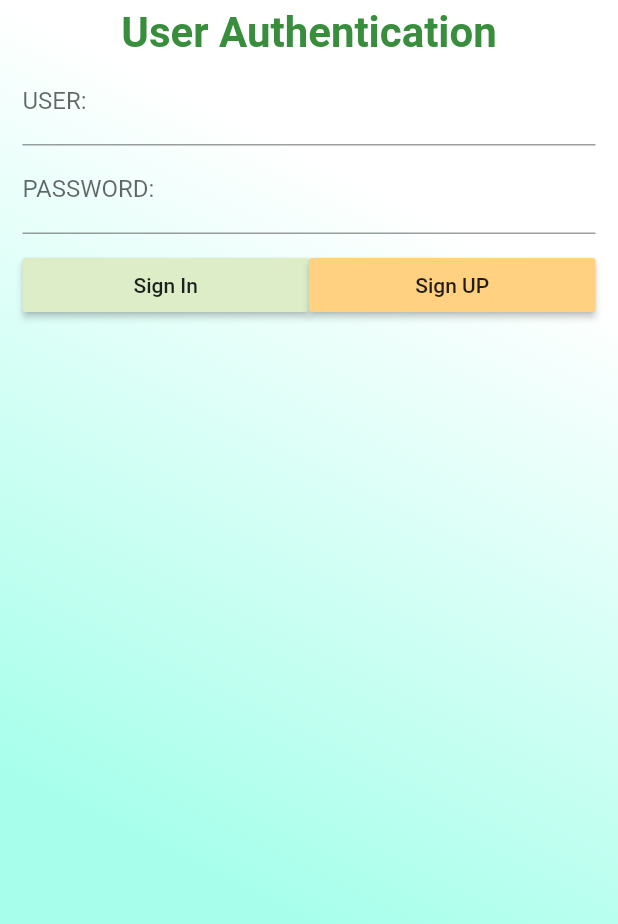
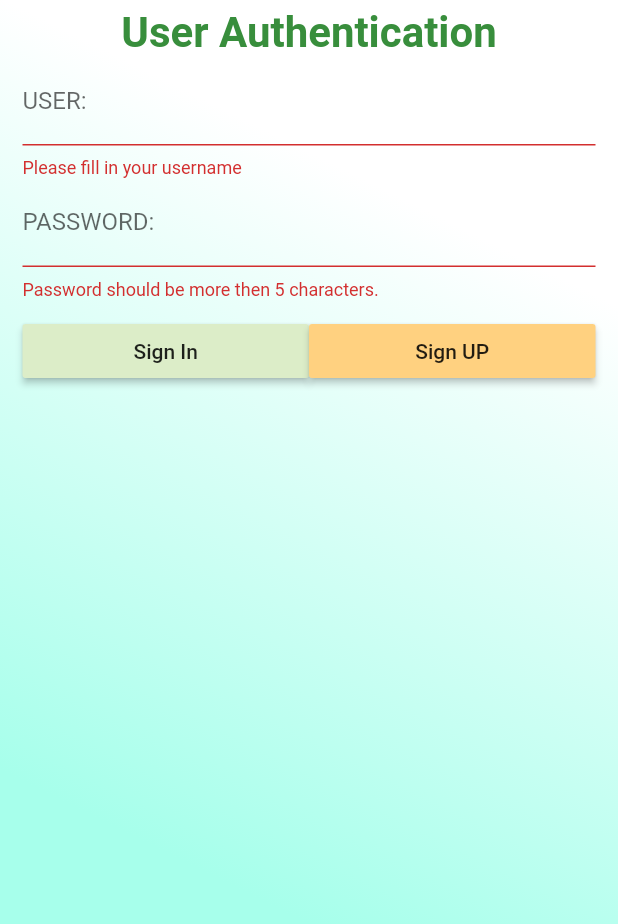
Before and after one commit to auld100/prj01, a Flutter app: the screen it shows after launch, after a tap on "Sign In", on a phone screen of 412 x 824 dp, the part 312-1236 px from its top. Run offline on Flutter 3.47's test engine with Material 2 defaults, Android fonts, the phone set to English and light mode, and no system bars.

Commit message:
update 4

```diff
--- a/lib/screens/authen.dart
+++ b/lib/screens/authen.dart
@@ -1,5 +1,7 @@
 import 'package:flutter/material.dart';
 import 'package:prj01/screens/register.dart';
+import 'package:http/http.dart' show get;
+import 'dart:convert';
 
 class Authen extends StatefulWidget {
   @override
@@ -7,6 +9,9 @@ class Authen extends StatefulWidget {
 }
 
 class _AuthenState extends State<Authen> {
+  final formKey = GlobalKey<FormState>();
+  String user, password;
+
   Widget showTitle(String nText, double nFsize) {
     return Text(
       nText,
@@ -24,14 +29,30 @@ class _AuthenState extends State<Authen> {
   Widget showUser() {
     return TextFormField(
       decoration: InputDecoration(labelText: "USER: ", hintText: "Username"),
+      validator: (String value) {
+        if (value.length == 0) {
+          return "Please fill in your username";
+        }
+      },
+      onSaved: (String value) {
+        user = value;
+      },
     );
   }
 
   Widget showPassword() {
-    return TextField(
+    return TextFormField(
       decoration:
           InputDecoration(labelText: "PASSWORD: ", hintText: "Password"),
+      validator: (String value) {
+        if (value.length <= 5) {
+          return "Password should be more then 5 characters.";
+        }
+      },
       obscureText: true,
+      onSaved: (String value) {
+        password = value;
+      },
     );
   }
 
@@ -55,16 +76,35 @@ class _AuthenState extends State<Authen> {
       child: Text("Sign In"),
       color: Colors.lightGreen[100],
       onPressed: () {
-        print("You Click SignUp");
+        print("You Click SignIn");
+        if (formKey.currentState.validate()) {
+          formKey.currentState.save();
+          print("SignIn OK");
+          checkUserAndPassword();
+        }
       },
     );
+  }
+
+  void checkUserAndPassword() async {
+    String urlPHP =
+        'http://www.androidthai.in.th/tid/getUserWhereUserMaster.php?isAdd=true&User=$user';
+    var response = await get(urlPHP);
+    var resultString = json.decode(response.body);
+    print('resultString ==> $resultString');
+    if (resultString['Password'].toString() == password.toString()) {
+      //Create POP
+      print("login ok.");
+    }
   }
 
   @override
   Widget build(BuildContext context) {
     return Scaffold(
       resizeToAvoidBottomPadding: false,
-        body: Container(
+      body: Form(
+        key: formKey,
+        child: Container(
           decoration: BoxDecoration(
               gradient: LinearGradient(
                   colors: [Colors.tealAccent[100], Colors.white],
@@ -104,6 +144,9 @@ class _AuthenState extends State<Authen> {
                   ))
               //showTitle("", 16.0)
             ],
-            )));
+          ),
+        ),
+      ),
+    );
   }
 }
```
Lines whose indentation alone changed are shown as unchanged.
